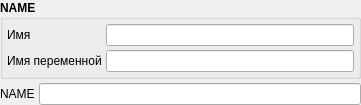
Above: src/components/variablestringframe.ui from Gris87/ProtocolCreator before the change. Below: the same form after it.
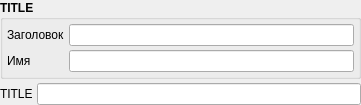
That is the form after the change.

The edit to the form file:
```diff
--- a/src/components/variablestringframe.ui
+++ b/src/components/variablestringframe.ui
@@ -29,7 +29,7 @@
       </font>
      </property>
      <property name="title">
-      <string>NAME</string>
+      <string>TITLE</string>
      </property>
      <layout class="QGridLayout" name="gridLayout">
       <property name="margin">
@@ -47,7 +47,7 @@
          </font>
         </property>
         <property name="text">
-         <string>Имя</string>
+         <string>Заголовок</string>
         </property>
        </widget>
       </item>
@@ -70,7 +70,7 @@
          </font>
         </property>
         <property name="text">
-         <string>Имя переменной</string>
+         <string>Имя</string>
         </property>
        </widget>
       </item>
@@ -105,7 +105,7 @@
          </sizepolicy>
         </property>
         <property name="text">
-         <string>NAME</string>
+         <string>TITLE</string>
         </property>
        </widget>
       </item>
```
